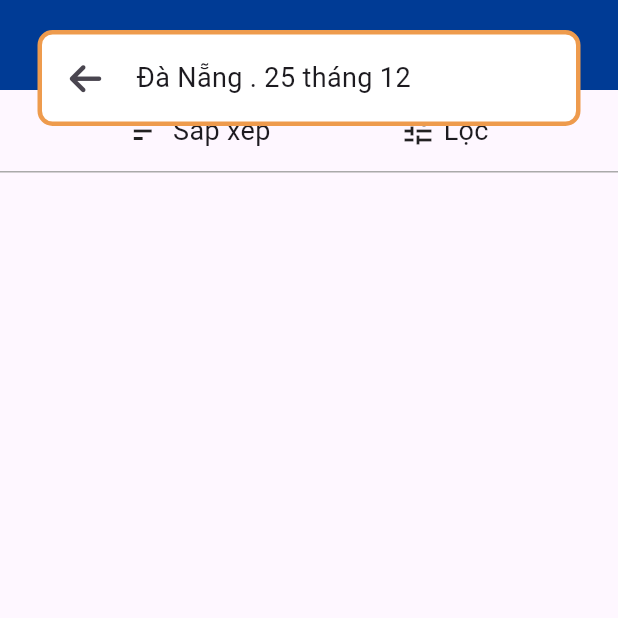
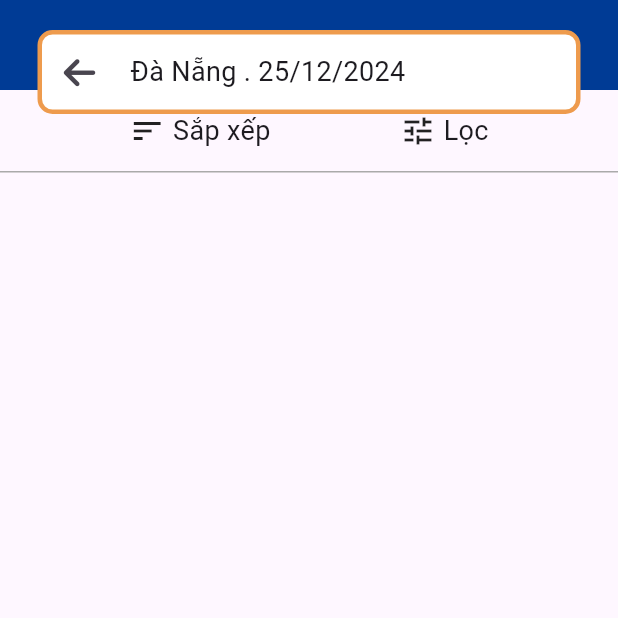
Before and after one commit to Vuonggba1403/DACN2_Flutter, a Flutter app: the ViewAttractions screen opened directly, on a phone screen of 412 x 824 dp, the top half of it. Run offline on Flutter 3.47's test engine with Material 3 defaults, Android fonts, the phone set to English and light mode, and no system bars; our stand-ins replace animated_splash_screen, animated_text_kit, cloud_firestore, curved_navigation_bar, dash_chat_2, delightful_toast and 12 more; missing offline and left inert: fancy_popups_new, flutter_facebook_auth; accounts and stored records are empty; project files that could hold a hidden picture were left out.

Commit message:
update complete

```diff
--- a/lib/other/attractions/view_attractions.dart
+++ b/lib/other/attractions/view_attractions.dart
@@ -8,6 +8,7 @@ import 'package:font_awesome_flutter/font_awesome_flutter.dart';
 import '../../components/attractions/view_attractions_card.dart';
 import '../../components/attractions/view_attractions_filter.dart';
 import '../../components/attractions/view_attractions_sort.dart';
+import 'package:intl/intl.dart';
 
 class ViewAttractions extends StatefulWidget {
   const ViewAttractions({super.key});
@@ -196,8 +197,11 @@ class _ViewAttractionsState extends State<ViewAttractions> {
   }
 
   Widget buildSearchBar() {
+    DateTime now = DateTime.now();
+    // Định dạng ngày
+    String formattedDate = DateFormat('dd/MM/yyyy').format(now);
     return Container(
-      padding: const EdgeInsets.all(5),
+      padding: const EdgeInsets.all(1),
       decoration: BoxDecoration(
         color: Colors.white,
         border: Border.all(
@@ -218,8 +222,8 @@ class _ViewAttractionsState extends State<ViewAttractions> {
             'Đà Nẵng',
             style: TextStyle(fontSize: 18, fontWeight: FontWeight.w400),
           ),
-          const Text(
-            ' . 25 tháng 12',
+          Text(
+            ' . $formattedDate',
             style: TextStyle(fontSize: 18, fontWeight: FontWeight.w400),
           ),
         ],
```
Also changed, not shown: lib/screens/ChatBot/chatbot.dart (+64 -2 lines).
